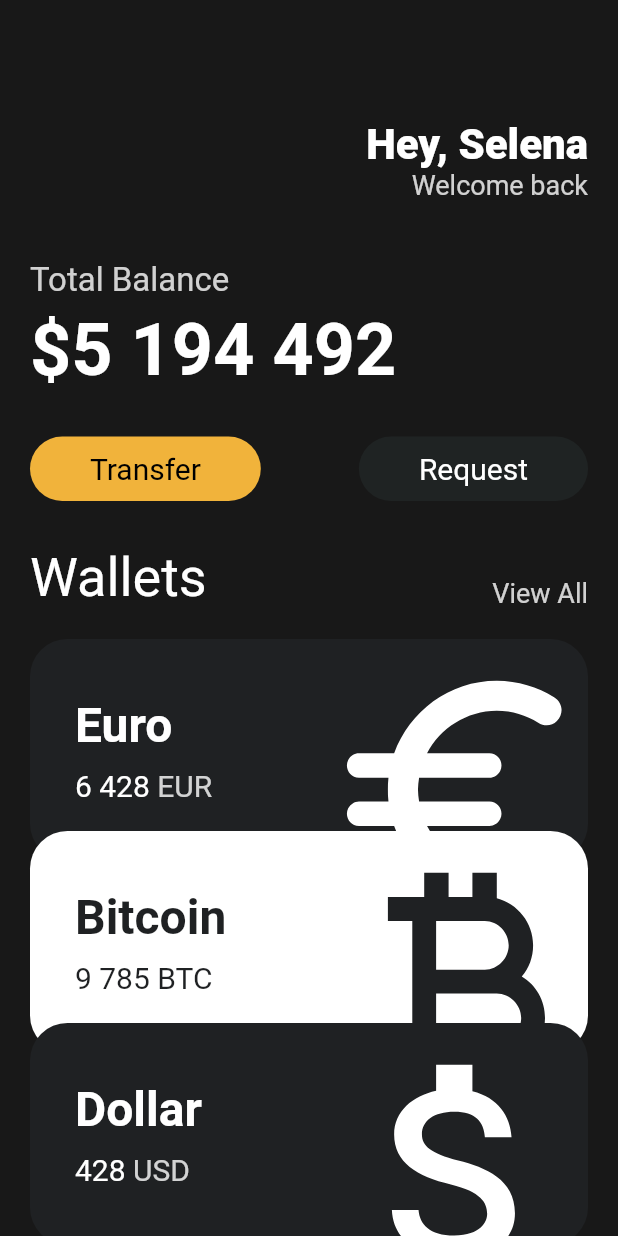
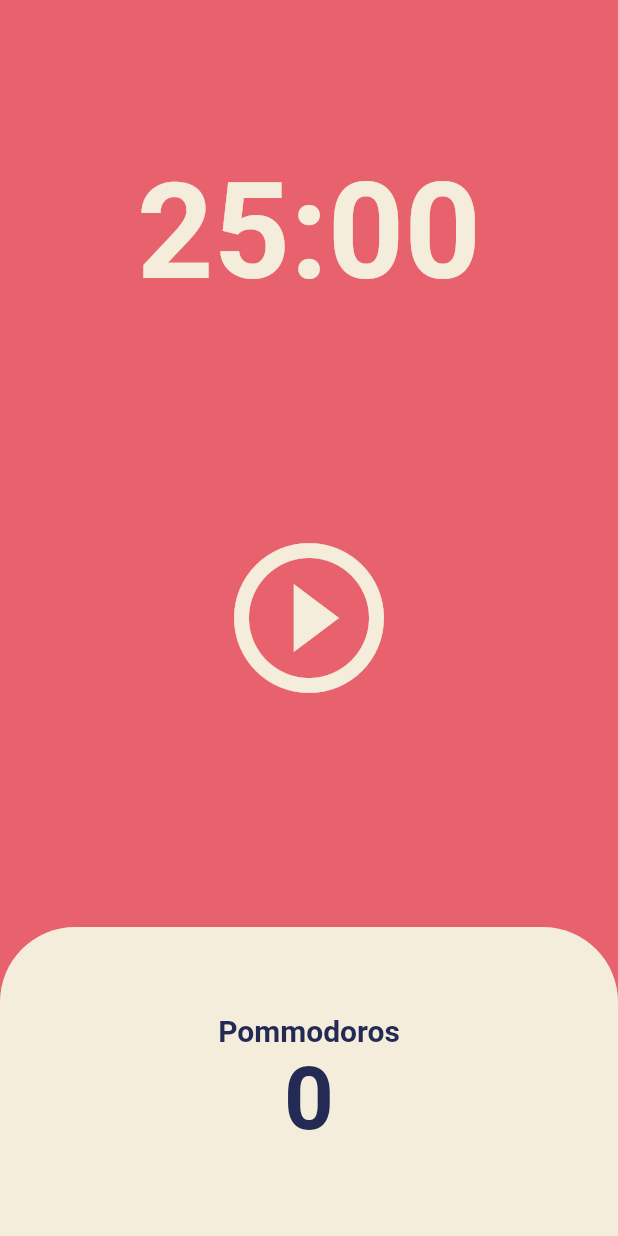
Before and after one commit to hyounghe0724/toonflix, a Flutter app: the screen it shows after launch, on a phone screen of 412 x 824 dp. Run offline on Flutter 3.47's test engine with Material 2 defaults, Android fonts, the phone set to English and light mode, and no system bars.

Commit message:
before code challenage

```diff
--- a/lib/main.dart
+++ b/lib/main.dart
@@ -1,6 +1,5 @@
 import 'package:flutter/material.dart';
-import 'package:toonflix/widgets/Button.dart';
-import 'package:toonflix/widgets/currency_card.dart';
+import 'package:toonflix/screens/home_screen.dart';
 
 class Player {
   String? name;
@@ -15,134 +14,55 @@ void main() {
 
 class App extends StatelessWidget {
   const App({super.key});
+
   @override
   Widget build(BuildContext context) {
     return MaterialApp(
-      home: Scaffold(
-          backgroundColor: const Color(0xFF181818),
-          body: SingleChildScrollView(
-            child: Padding(
-              padding: const EdgeInsets.symmetric(
-                horizontal: 20,
-              ),
-              child: Column(
-                crossAxisAlignment: CrossAxisAlignment.start,
-                children: [
-                  const SizedBox(
-                    height: 80,
-                  ),
-                  Row(
-                    mainAxisAlignment: MainAxisAlignment.end,
-                    children: [
-                      Column(
-                        crossAxisAlignment: CrossAxisAlignment.end,
-                        children: [
-                          const Text("Hey, Selena",
-                              style: TextStyle(
-                                color: Colors.white,
-                                fontSize: 28,
-                                fontWeight: FontWeight.w800,
-                              )),
-                          Text("Welcome back",
-                              style: TextStyle(
-                                color: Colors.white.withOpacity(0.8),
-                                fontSize: 18,
-                              )),
-                        ],
-                      )
-                    ],
-                  ),
-                  const SizedBox(
-                    height: 40,
-                  ),
-                  Text(
-                    "Total Balance",
-                    style: TextStyle(
-                      fontSize: 22,
-                      color: Colors.white.withOpacity(0.8),
-                    ),
-                  ),
-                  const SizedBox(
-                    height: 5,
-                  ),
-                  const Text(
-                    "\$5 194 492",
-                    style: TextStyle(
-                      fontSize: 48,
-                      fontWeight: FontWeight.w600,
-                      color: Colors.white,
-                    ),
-                  ),
-                  const SizedBox(
-                    height: 30,
-                  ),
-                  const Row(
-                    mainAxisAlignment: MainAxisAlignment.spaceBetween,
-                    children: [
-                      Button(
-                          text: 'Transfer',
-                          bgColor: Color(0xFFF1B33B),
-                          textColor: Colors.black),
-                      Button(
-                        text: 'Request',
-                        bgColor: Color(0xFF1F2323),
-                        textColor: Colors.white,
-                      ),
-                    ],
-                  ),
-                  const SizedBox(
-                    height: 30,
-                  ),
-                  Row(
-                    crossAxisAlignment: CrossAxisAlignment.end,
-                    mainAxisAlignment: MainAxisAlignment.spaceBetween,
-                    children: [
-                      const Text(
-                        "Wallets",
-                        style: TextStyle(
-                          color: Colors.white,
-                          fontSize: 36,
-                        ),
-                      ),
-                      Text(
-                        'View All',
-                        style: TextStyle(
-                          color: Colors.white.withOpacity(0.8),
-                          fontSize: 18,
-                        ),
-                      ),
-                    ],
-                  ),
-                  const SizedBox(
-                    height: 20,
-                  ),
-                  const CurrencyCard(
-                    name: 'Euro',
-                    code: "EUR",
-                    amout: '6 428',
-                    icon: Icons.euro_rounded,
-                    isInverted: false,
-                    offsetY: 1,
-                  ),
-                  const CurrencyCard(
-                    name: 'Bitcoin',
-                    code: "BTC",
-                    amout: '9 785',
-                    icon: Icons.currency_bitcoin,
-                    isInverted: true,
-                    offsetY: 2,
-                  ),
-                  const CurrencyCard(
-                      name: 'Dollar',
-                      code: "USD",
-                      amout: '428',
-                      icon: Icons.attach_money_outlined,
-                      isInverted: false,
-                      offsetY: 3),
-                ],
-              ),
-            ),
-          )),
+      theme: ThemeData(
+        colorScheme: ColorScheme.fromSwatch(
+          backgroundColor: const Color(0xFFE7626C),
+        ),
+        textTheme: const TextTheme(
+          displayLarge: TextStyle(
+            color: Color(0xFF232B55),
+          ),
+        ),
+        cardColor: const Color(0xFFF4EDDB),
+      ),
+      home: const HomeScreen(),
     );
   }
 }
+
+class MyLargeTitle extends StatefulWidget {
+  const MyLargeTitle({
+    super.key,
+  });
+
+  @override
+  State<MyLargeTitle> createState() => _MyLargeTitleState();
+}
+
+class _MyLargeTitleState extends State<MyLargeTitle> {
+  @override
+  void initState() {
+    super.initState();
+    print('initState!');
+  }
+
+  @override
+  void dispose() {
+    super.dispose();
+    print("dispose");
+  }
+
+  @override
+  Widget build(BuildContext context) {
+    print('build');
+    return Text(
+      'My Large Title',
+      style: TextStyle(
+          fontSize: 30, color: Theme.of(context).textTheme.titleLarge?.color),
+    );
+  }
+}
--- /dev/null
+++ b/lib/screens/home_screen.dart
@@ -0,0 +1,130 @@
+import 'dart:async';
+
+import 'package:flutter/material.dart';
+
+class HomeScreen extends StatefulWidget {
+  const HomeScreen({super.key});
+
+  @override
+  State<HomeScreen> createState() => _HomeScreenState();
+}
+
+class _HomeScreenState extends State<HomeScreen> {
+  static const twentyFiveMinutes = 1500;
+  int totalSeconds = twentyFiveMinutes;
+  bool isRunning = false;
+  int totalPomodoros = 0;
+  late Timer timer;
+  void onTick(Timer timer) {
+    if (totalSeconds == 0) {
+      setState(() {
+        totalPomodoros = totalPomodoros + 1;
+        isRunning = false;
+        totalSeconds = 1500;
+      });
+      timer.cancel();
+    } else {
+      setState(() {
+        totalSeconds = totalSeconds - 1;
+      });
+    }
+  }
+
+  void onStartPressed() {
+    timer = Timer.periodic(const Duration(seconds: 1), onTick);
+    setState(() {
+      isRunning = true;
+    });
+  }
+
+  void onPausePressed() {
+    timer.cancel();
+    setState(() {
+      isRunning = false;
+    });
+  }
+
+  String format(int seconds) {
+    var duration = Duration(seconds: seconds);
+    return duration.toString().split(".").first.substring(2, 7);
+  }
+
+  @override
+  Widget build(BuildContext context) {
+    return Scaffold(
+      backgroundColor: Theme.of(context).colorScheme.background,
+      body: Column(
+        children: [
+          Flexible(
+            flex: 1,
+            child: Container(
+              alignment: Alignment.bottomCenter,
+              child: Text(
+                format(totalSeconds),
+                style: TextStyle(
+                    color: Theme.of(context).cardColor,
+                    fontSize: 89,
+                    fontWeight: FontWeight.w600),
+              ),
+            ),
+          ),
+          Flexible(
+            flex: 2,
+            child: Center(
+              child: IconButton(
+                  iconSize: 120,
+                  color: Theme.of(context).cardColor,
+                  onPressed: isRunning ? onPausePressed : onStartPressed,
+                  icon: Icon(isRunning
+                      ? Icons.pause_circle_outline_outlined
+                      : Icons.play_circle_outline_outlined)),
+            ),
+          ),
+          Flexible(
+            flex: 1,
+            child: Row(
+              children: [
+                Expanded(
+                  child: Container(
+                    decoration: BoxDecoration(
+                        color: Theme.of(context).cardColor,
+                        borderRadius: const BorderRadius.only(
+                          topLeft: Radius.circular(50),
+                          topRight: Radius.circular(50),
+                        )),
+                    child: Column(
+                        mainAxisAlignment: MainAxisAlignment.center,
+                        children: [
+                          Text(
+                            'Pommodoros',
+                            style: TextStyle(
+                              fontSize: 20,
+                              fontWeight: FontWeight.w600,
+                              color: Theme.of(context)
+                                  .textTheme
+                                  .displayLarge!
+                                  .color,
+                            ),
+                          ),
+                          Text(
+                            "$totalPomodoros",
+                            style: TextStyle(
+                              fontSize: 58,
+                              fontWeight: FontWeight.w600,
+                              color: Theme.of(context)
+                                  .textTheme
+                                  .displayLarge!
+                                  .color,
+                            ),
+                          ),
+                        ]),
+                  ),
+                )
+              ],
+            ),
+          ),
+        ],
+      ),
+    );
+  }
+}
--- a/lib/widgets/button.dart
+++ /dev/null
@@ -1,31 +0,0 @@
-import 'package:flutter/material.dart';
-
-class Button extends StatelessWidget {
-  final String text; // final 한번 선언되면 못바꿈
-  final Color bgColor;
-  final Color textColor;
-//const 컴파일 상수
-  const Button(
-      {super.key,
-      required this.text,
-      required this.bgColor,
-      required this.textColor});
-
-  @override
-  Widget build(BuildContext context) {
-    return Container(
-      decoration: BoxDecoration(
-          color: bgColor, borderRadius: BorderRadius.circular(45)),
-      child: Padding(
-        padding: const EdgeInsets.symmetric(vertical: 10, horizontal: 40),
-        child: Text(
-          text,
-          style: TextStyle(
-            fontSize: 20,
-            color: textColor,
-          ),
-        ),
-      ),
-    );
-  }
-}
--- a/lib/widgets/currency_card.dart
+++ /dev/null
@@ -1,92 +0,0 @@
-import 'package:flutter/material.dart';
-
-/// container에 Transform.translate 을 씌워서 offset을 인자로 넘겨받기
-/// container에 Transform.translate 을 씌우고
-///
-///
-class CurrencyCard extends StatelessWidget {
-  final String name, code, amout;
-  final IconData icon;
-  final bool isInverted;
-  final double offsetY; // n 번째 카드
-
-  final _blackColor = const Color(0xFF1F2123);
-
-  const CurrencyCard(
-      {super.key,
-      required this.name,
-      required this.code,
-      required this.amout,
-      required this.icon,
-      required this.isInverted,
-      required this.offsetY});
-
-  @override // Transform.translate
-  Widget build(BuildContext context) {
-    return Transform.translate(
-        offset: Offset(0, -20 * (offsetY - 1)),
-        child: Container(
-            clipBehavior: Clip.hardEdge,
-            decoration: BoxDecoration(
-              color: isInverted ? Colors.white : _blackColor,
-              borderRadius: BorderRadius.circular(25),
-            ),
-            child: Padding(
-              padding: const EdgeInsets.all(30),
-              child: Row(
-                mainAxisAlignment: MainAxisAlignment.spaceBetween,
-                children: [
-                  Column(
-                    crossAxisAlignment: CrossAxisAlignment.start,
-                    children: [
-                      Text(
-                        name,
-                        style: TextStyle(
-                          color: isInverted ? _blackColor : Colors.white,
-                          fontSize: 32,
-                          fontWeight: FontWeight.w600,
-                        ),
-                      ),
-                      const SizedBox(
-                        height: 10,
-                      ),
-                      Row(
-                        children: [
-                          Text(
-                            amout,
-                            style: TextStyle(
-                              color: isInverted ? _blackColor : Colors.white,
-                              fontSize: 20,
-                            ),
-                          ),
-                          const SizedBox(
-                            width: 5,
-                          ),
-                          Text(
-                            code,
-                            style: TextStyle(
-                              color: isInverted
-                                  ? _blackColor
-                                  : Colors.white.withOpacity(0.8),
-                              fontSize: 20,
-                            ),
-                          )
-                        ],
-                      )
-                    ],
-                  ),
-                  Transform.scale(
-                      scale: 2.2,
-                      child: Transform.translate(
-                        offset: const Offset(-5, 12),
-                        child: Icon(
-                          icon,
-                          color: isInverted ? _blackColor : Colors.white,
-                          size: 88,
-                        ),
-                      ))
-                ],
-              ),
-            )));
-  }
-}
```
